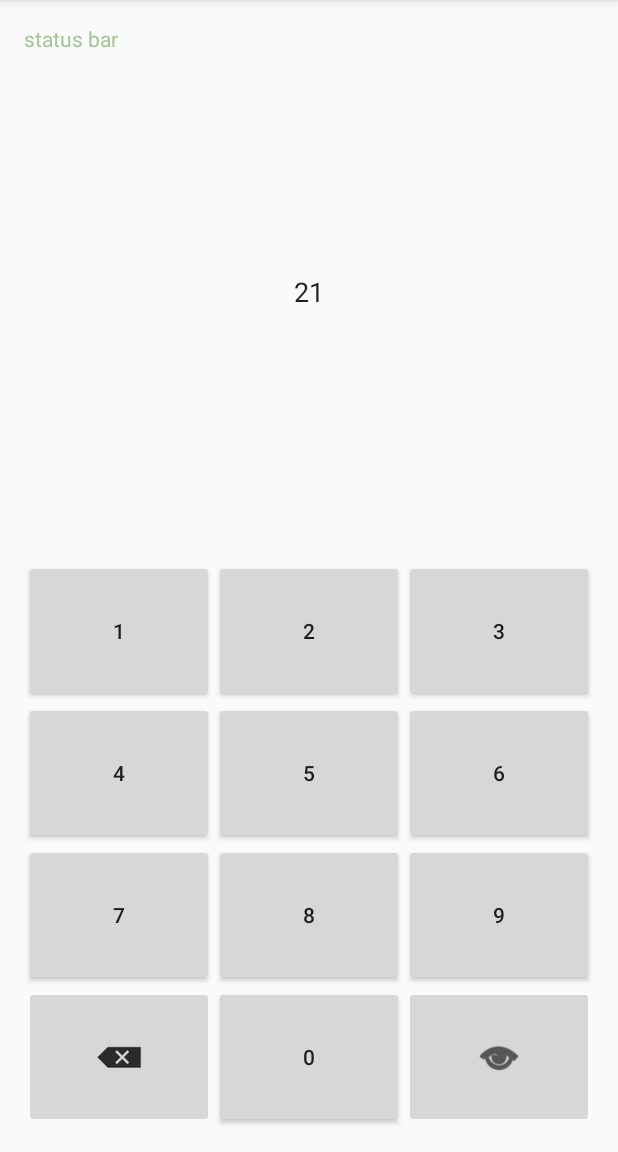
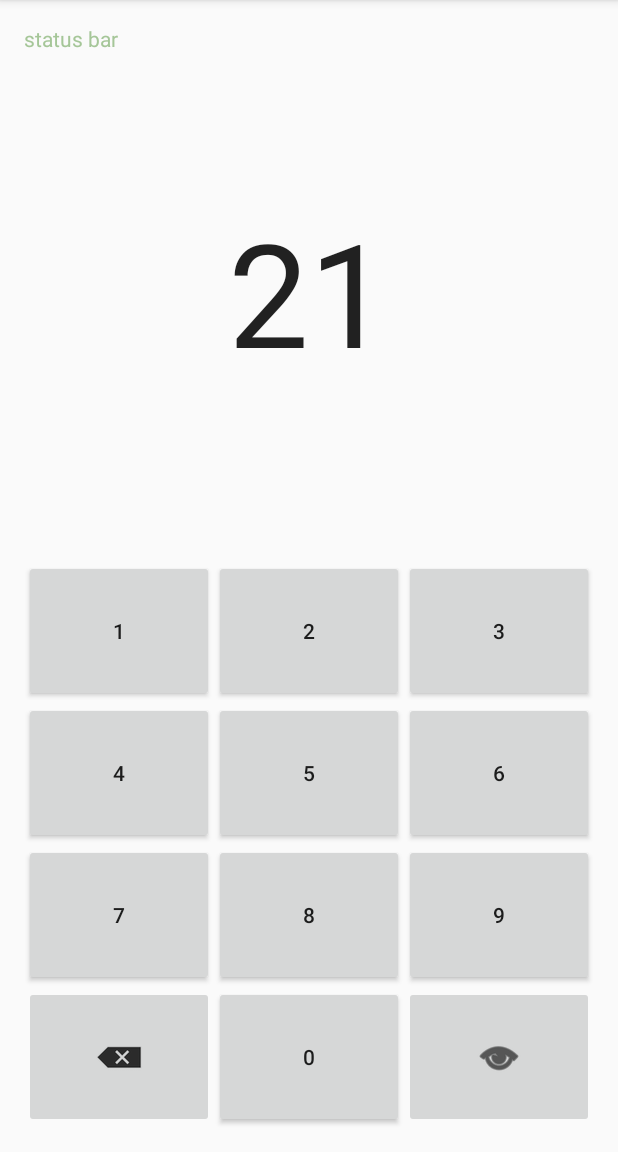
Before and after one commit to hberenger/exporizon, an Android app: the screen it shows after launch (HomeActivity), on a phone screen of 412 x 824 dp, the part 84-1236 px from its top. Run offline under Robolectric (Android 15) with nearby library versions, the phone set to English and light mode, and no system bars; our stand-ins replace ButterKnife; libraries missing offline, so code that uses them is left out: org.altbeacon.beacon; 3 statements that could not run were skipped.

Commit message:
Increase item number size

```diff
--- a/app/src/main/res/layout/content_main.xml
+++ b/app/src/main/res/layout/content_main.xml
@@ -31,6 +31,7 @@
         android:background="@android:color/transparent"
         android:clickable="false"
         android:gravity="center_vertical|center_horizontal"
+        android:textSize="96sp"
         android:text="21">
     </EditText>
 
```
